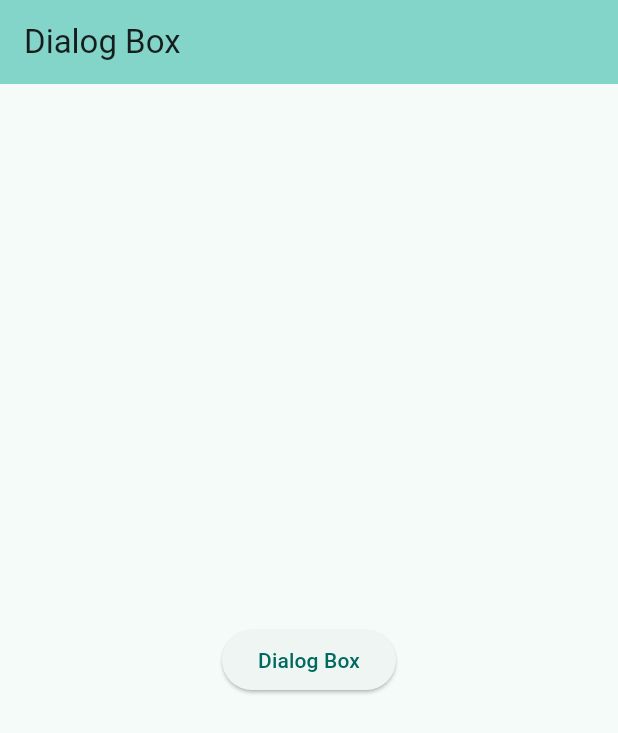
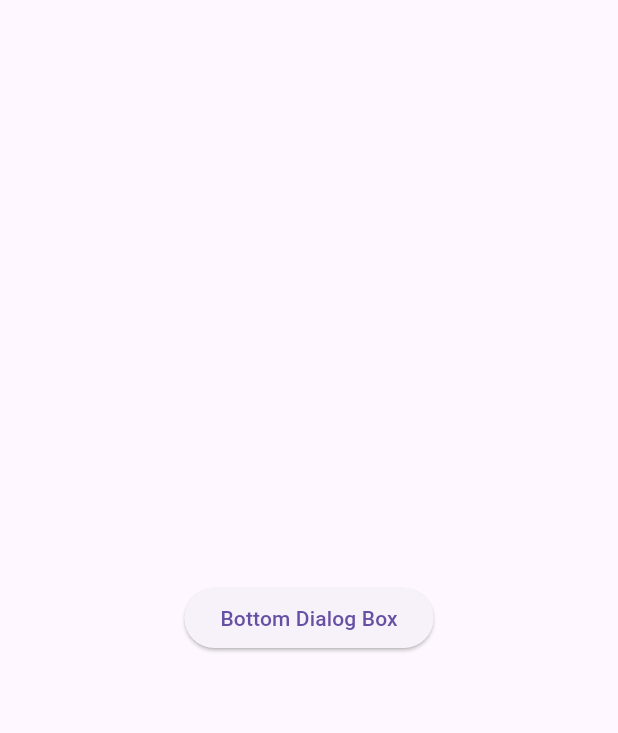
Before and after one commit to atulvesu/AlertDialogWidget-Flutter, a Flutter app: the screen it shows after launch, on a phone screen of 412 x 824 dp. Shown: the top 733 px of the screen. Run offline on Flutter 3.47's test engine with Material 3 defaults, Android fonts, the phone set to English and light mode, and no system bars.

Commit message:
Bottom Tab Bar Dialog Box Added

```diff
--- /dev/null
+++ b/lib/bottomDialogBoxScreen.dart
@@ -0,0 +1,35 @@
+import 'dart:math';
+
+import 'package:flutter/material.dart';
+
+class BottomDialogBox extends StatefulWidget {
+  const BottomDialogBox({super.key});
+
+  @override
+  State<BottomDialogBox> createState() => _BottomDialogBoxState();
+}
+
+class _BottomDialogBoxState extends State<BottomDialogBox> {
+  @override
+  Widget build(BuildContext context) {
+    return Scaffold(
+      body: Center(
+          child: ElevatedButton(
+        child: Text("Bottom Dialog Box"),
+        onPressed: () {
+          showModalBottomSheet(
+              context: context,
+              builder: (BuildContext context) {
+                return SizedBox(
+                  height: 400,
+                  width: double.infinity,
+                  child: Container(
+                    color: Colors.teal,
+                  ),
+                );
+              });
+        },
+      )),
+    );
+  }
+}
--- a/lib/main.dart
+++ b/lib/main.dart
@@ -1,3 +1,5 @@
+import 'package:dialog_box/bottomDialogBoxScreen.dart';
+import 'package:dialog_box/dialogScreen.dart';
 import 'package:flutter/material.dart';
 
 void main() {
@@ -32,38 +34,12 @@ class MyHomePage extends StatefulWidget {
 class _MyHomePageState extends State<MyHomePage> {
   @override
   Widget build(BuildContext context) {
-    return Scaffold(
-      appBar: AppBar(
-        backgroundColor: Theme.of(context).colorScheme.inversePrimary,
-        title: Text(widget.title),
-      ),
-      body: Center(
-        child: Column(
-          mainAxisAlignment: MainAxisAlignment.center,
-          children: <Widget>[
-            ElevatedButton(
-                child: Text('Dialog Box'),
-                onPressed: () {
-                  showDialog(
-                      context: context,
-                      builder: (context) {
-                        return Container(
-                          child: AlertDialog(
-                            actions: [
-                              TextButton(
-                                  onPressed: () {
-                                    Navigator.pop(context);
-                                  },
-                                  child: Text('Ok'))
-                            ],
-                            title: Text("Password Changed."),
-                          ),
-                        );
-                      });
-                }),
-          ],
-        ),
-      ),
+    return MaterialApp(
+      initialRoute: 'bottomDialogBox',
+      routes: {
+        'dialogBox': (context) => DialogScreen(),
+        'bottomDialogBox': (context) => BottomDialogBox()
+      },
     );
   }
 }
```
Also changed, not shown: lib/dialogScreen.dart (added, +47 -0 lines).
